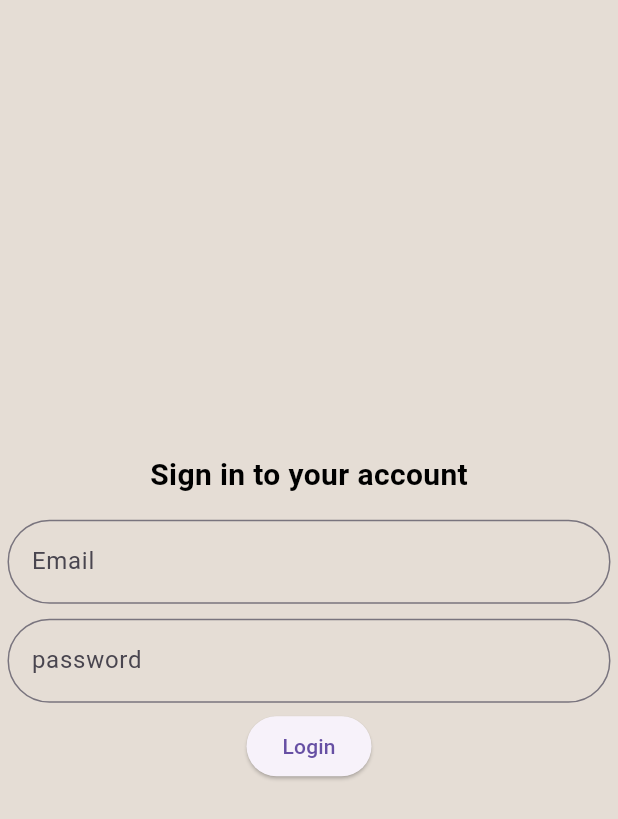
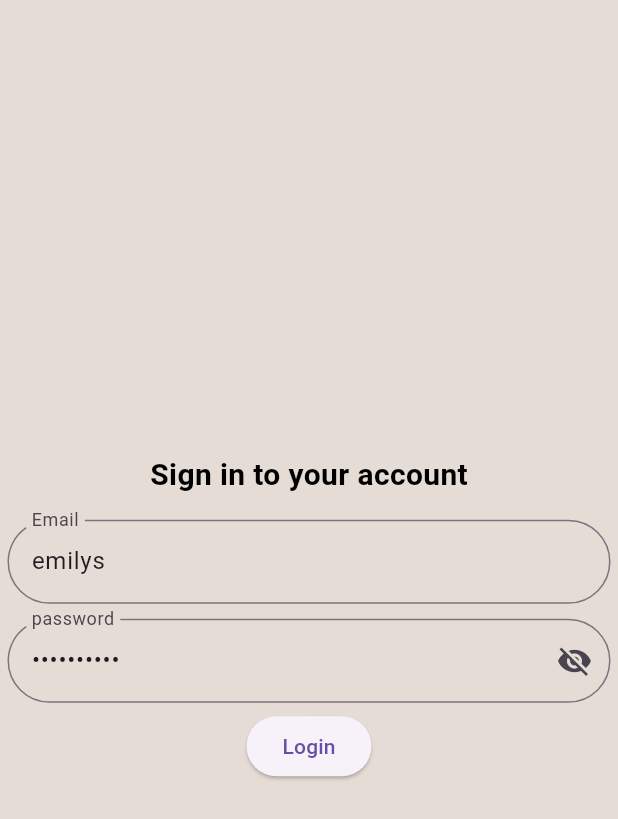
Before and after one commit to alfridik61-cmyk/todo-app, a Flutter app: the screen it shows after launch, on a phone screen of 412 x 824 dp. Shown: the top 819 px of the screen. Run offline on Flutter 3.47's test engine with Material 3 defaults, Android fonts, the phone set to English and light mode, and no system bars; our stand-ins replace shared_preferences; accounts and stored records are empty.

```diff
--- a/lib/todo_app/Auth_page/Auth_page.dart
+++ b/lib/todo_app/Auth_page/Auth_page.dart
@@ -12,9 +12,13 @@ class AuthPage extends StatefulWidget {
 
 class _AuthPageState extends State<AuthPage> {
   final _formKey = GlobalKey<FormState>();
-  bool isloading = false;
-  final TextEditingController _usernameController = TextEditingController();
-  final TextEditingController _passwordController = TextEditingController();
+  final TextEditingController _usernameController = TextEditingController(
+    text: "emilys",
+  );
+  final TextEditingController _passwordController = TextEditingController(
+    text: "emilyspass",
+  );
+  bool obsecurepassword = true;
 
   @override
   Widget build(BuildContext context) {
@@ -31,7 +35,8 @@ class _AuthPageState extends State<AuthPage> {
 
     return Scaffold(
       backgroundColor: Color(0xFFE5DDD5),
-      body: Form(
+      body: SafeArea(
+        child: Form(
           key: _formKey,
           child: Column(
             mainAxisAlignment: MainAxisAlignment.center,
@@ -67,11 +72,23 @@ class _AuthPageState extends State<AuthPage> {
                 padding: const EdgeInsets.all(5),
                 child: TextFormField(
                   controller: _passwordController,
-                obscureText: true,
+                  obscureText: obsecurepassword,
                   decoration: InputDecoration(
                     labelText: "password",
                     border: OutlineInputBorder(
                       borderRadius: BorderRadius.circular(50),
+                    ),
+                    suffixIcon: IconButton(
+                      onPressed: () {
+                        setState(() {
+                          obsecurepassword = !obsecurepassword;
+                        });
+                      },
+                      icon: Icon(
+                        obsecurepassword
+                            ? Icons.visibility_off
+                            : Icons.visibility,
+                      ),
                     ),
                   ),
                   validator: (value) {
@@ -93,21 +110,22 @@ class _AuthPageState extends State<AuthPage> {
                 //     password: _passwordController.text.trim(),
                 //   );
                 // },
-              onPressed: () async {
-                if (isloading) return;
-                setState(() => isloading = true);
+                onPressed: () {
+                  // if (isloading) return;
+                  // setState(() => isloading = true);
 
-                await provider.login(
+                  provider.login(
                     context: context,
                     username: _usernameController.text.trim(),
                     password: _passwordController.text.trim(),
                     expiresInMins: 1,
                   );
-                setState(() => isloading = false);
+                  // setState(() => isloading = false);
                 },
-              child: isloading ? CircularProgressIndicator() : Text("Login"),
+                child: Text("Login"),
               ),
             ],
+          ),
         ),
       ),
     );
```
Also changed, not shown: lib/todo_app/homepage.dart (+2 -8 lines), lib/todo_app/provider_/username_provider.dart (+15 -14 lines), lib/todo_app/widget_pages/profilepage.dart (+73 -11 lines), 1 other file. Lines whose indentation alone changed are shown as unchanged.
